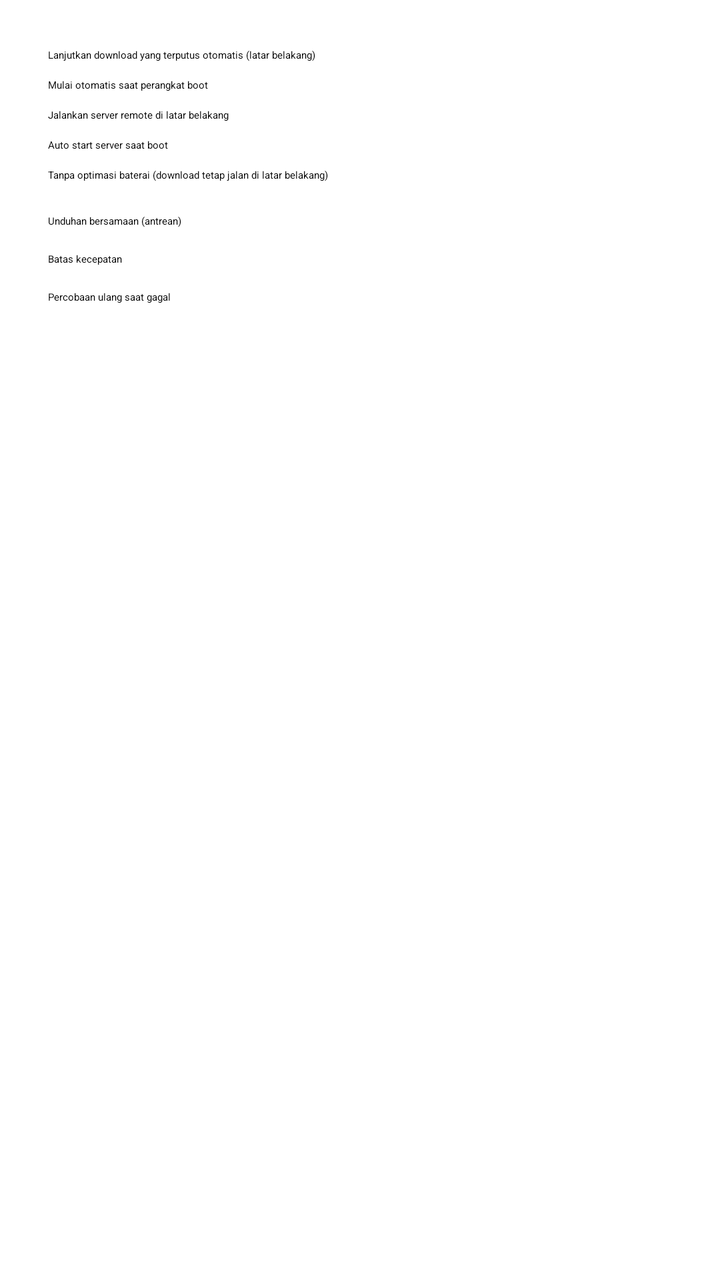
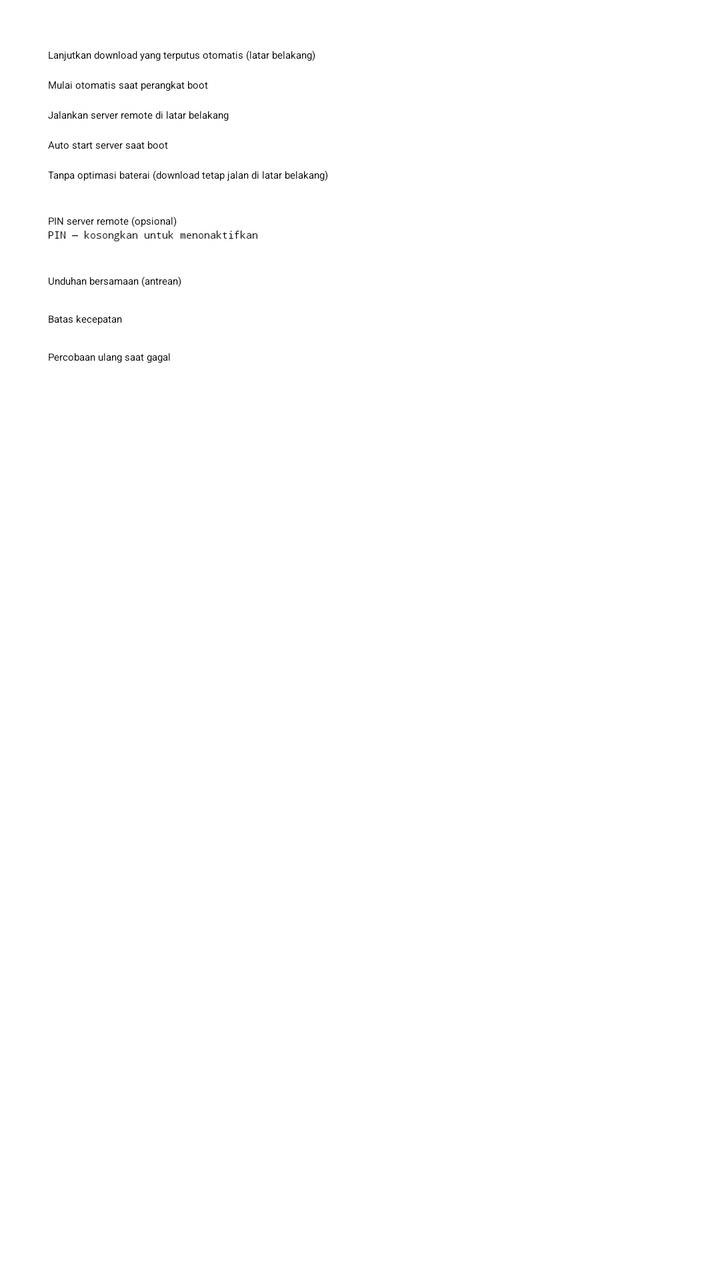

Before-and-after screenshots of an Android layout around one commit, followed by the original layout XML and the change that was made.
<!-- AndroidManifest.xml: application theme Theme.HttpDownloadManager.Splash -->
<!-- res/layout/dialog_settings.xml -->
<?xml version="1.0" encoding="utf-8"?>
<LinearLayout xmlns:android="http://schemas.android.com/apk/res/android"
    android:layout_width="match_parent"
    android:layout_height="wrap_content"
    android:orientation="vertical"
    android:paddingHorizontal="24dp"
    android:paddingTop="24dp">

    <CheckBox
        android:id="@+id/check_background"
        android:layout_width="match_parent"
        android:layout_height="wrap_content"
        android:text="@string/settings_background" />

    <CheckBox
        android:id="@+id/check_autostart"
        android:layout_width="match_parent"
        android:layout_height="wrap_content"
        android:layout_marginTop="8dp"
        android:text="@string/settings_autostart" />

    <CheckBox
        android:id="@+id/check_server_background"
        android:layout_width="match_parent"
        android:layout_height="wrap_content"
        android:layout_marginTop="8dp"
        android:text="@string/settings_server_background" />

    <CheckBox
        android:id="@+id/check_server_autostart"
        android:layout_width="match_parent"
        android:layout_height="wrap_content"
        android:layout_marginTop="8dp"
        android:text="@string/settings_server_autostart" />

    <CheckBox
        android:id="@+id/check_battery"
        android:layout_width="match_parent"
        android:layout_height="wrap_content"
        android:layout_marginTop="8dp"
        android:text="@string/settings_battery" />

    <TextView
        android:layout_width="match_parent"
        android:layout_height="wrap_content"
        android:layout_marginTop="16dp"
        android:text="@string/settings_concurrent"
        android:textAppearance="?attr/textAppearanceBodyMedium" />

    <Spinner
        android:id="@+id/spinner_concurrent"
        android:layout_width="match_parent"
        android:layout_height="wrap_content" />

    <TextView
        android:layout_width="match_parent"
        android:layout_height="wrap_content"
        android:layout_marginTop="12dp"
        android:text="@string/settings_speed_limit"
        android:textAppearance="?attr/textAppearanceBodyMedium" />

    <Spinner
        android:id="@+id/spinner_speed"
        android:layout_width="match_parent"
        android:layout_height="wrap_content" />

    <TextView
        android:layout_width="match_parent"
        android:layout_height="wrap_content"
        android:layout_marginTop="12dp"
        android:text="@string/settings_retry"
        android:textAppearance="?attr/textAppearanceBodyMedium" />

    <Spinner
        android:id="@+id/spinner_retry"
        android:layout_width="match_parent"
        android:layout_height="wrap_content" />
</LinearLayout>
<!-- resources referenced by this layout -->
<resources>
  <string name="settings_autostart">Mulai otomatis saat perangkat boot</string>
  <string name="settings_background">Lanjutkan download yang terputus otomatis (latar belakang)</string>
  <string name="settings_battery">Tanpa optimasi baterai (download tetap jalan di latar belakang)</string>
  <string name="settings_concurrent">Unduhan bersamaan (antrean)</string>
  <string name="settings_retry">Percobaan ulang saat gagal</string>
  <string name="settings_server_autostart">Auto start server saat boot</string>
  <string name="settings_server_background">Jalankan server remote di latar belakang</string>
  <string name="settings_speed_limit">Batas kecepatan</string>
  <style name="Theme.HttpDownloadManager.Splash" parent="Theme.SplashScreen">
          <item name="windowSplashScreenBackground">@color/primary</item>
          <item name="windowSplashScreenAnimatedIcon">@drawable/ic_splash</item>
          <item name="postSplashScreenTheme">@style/Theme.HttpDownloadManager</item>
      </style>
  <color name="primary">#0D47A1</color>
  <!-- drawable ic_splash (drawable) -->
  <?xml version="1.0" encoding="utf-8"?>
  <vector xmlns:android="http://schemas.android.com/apk/res/android"
      android:width="108dp"
      android:height="108dp"
      android:viewportWidth="108"
      android:viewportHeight="108">
      <path
          android:fillColor="#FFFFFF"
          android:pathData="M48,40 h12 v16 h-12 z" />
      <path
          android:fillColor="#FFFFFF"
          android:pathData="M40,56 h28 l-14,16 z" />
      <path
          android:fillColor="#FFFFFF"
          android:pathData="M42,80 h24 v4 h-24 z" />
  </vector>
  <style name="Theme.HttpDownloadManager" parent="Theme.Material3.DayNight.NoActionBar">
          <item name="colorPrimary">@color/primary</item>
          <item name="colorPrimaryDark">@color/primary_dark</item>
          <item name="colorAccent">@color/accent</item>
      </style>
  <color name="primary_dark">#002171</color>
  <color name="accent">#FF6F00</color>
</resources>

<!-- the commit's change to res/layout/dialog_settings.xml (unified diff, before → after) -->
@@ -44,6 +44,21 @@
         android:layout_width="match_parent"
         android:layout_height="wrap_content"
         android:layout_marginTop="16dp"
+        android:text="@string/settings_pin_label"
+        android:textAppearance="?attr/textAppearanceBodyMedium" />
+
+    <EditText
+        android:id="@+id/input_pin"
+        android:layout_width="match_parent"
+        android:layout_height="wrap_content"
+        android:hint="@string/settings_pin_hint"
+        android:inputType="numberPassword"
+        android:maxLength="10" />
+
+    <TextView
+        android:layout_width="match_parent"
+        android:layout_height="wrap_content"
+        android:layout_marginTop="16dp"
         android:text="@string/settings_concurrent"
         android:textAppearance="?attr/textAppearanceBodyMedium" />
 
<!-- resource entries referenced after the edit -->
@@ -4,6 +4,8 @@
   <string name="settings_background">Lanjutkan download yang terputus otomatis (latar belakang)</string>
   <string name="settings_battery">Tanpa optimasi baterai (download tetap jalan di latar belakang)</string>
   <string name="settings_concurrent">Unduhan bersamaan (antrean)</string>
+  <string name="settings_pin_hint">PIN — kosongkan untuk menonaktifkan</string>
+  <string name="settings_pin_label">PIN server remote (opsional)</string>
   <string name="settings_retry">Percobaan ulang saat gagal</string>
   <string name="settings_server_autostart">Auto start server saat boot</string>
   <string name="settings_server_background">Jalankan server remote di latar belakang</string>
